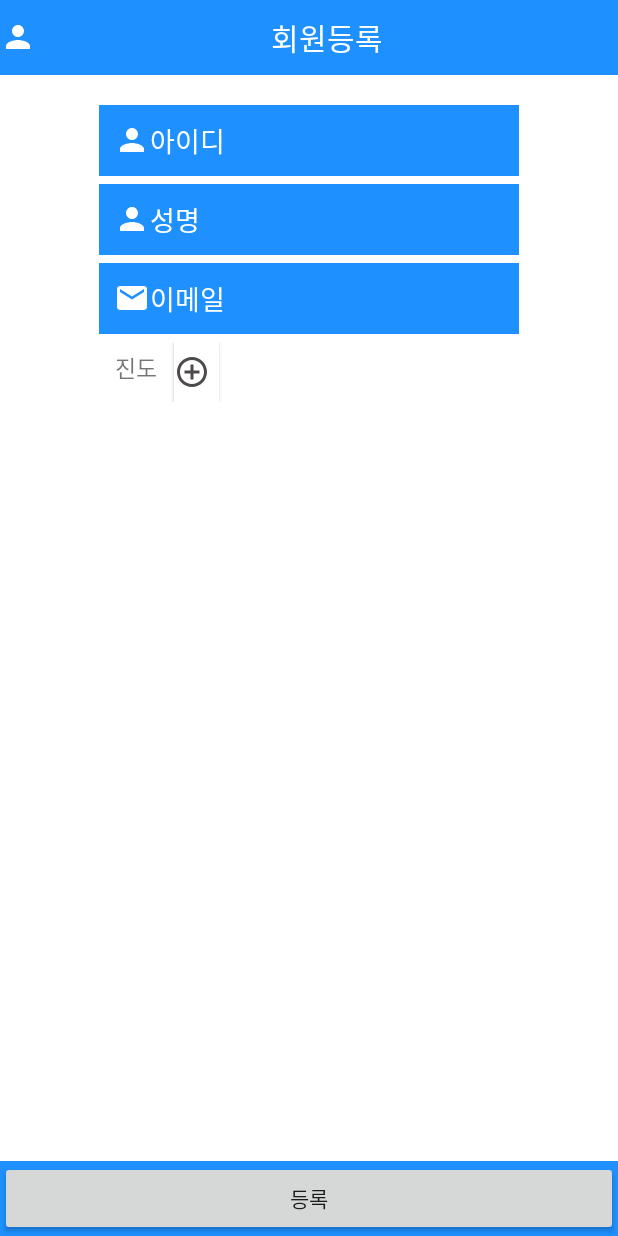
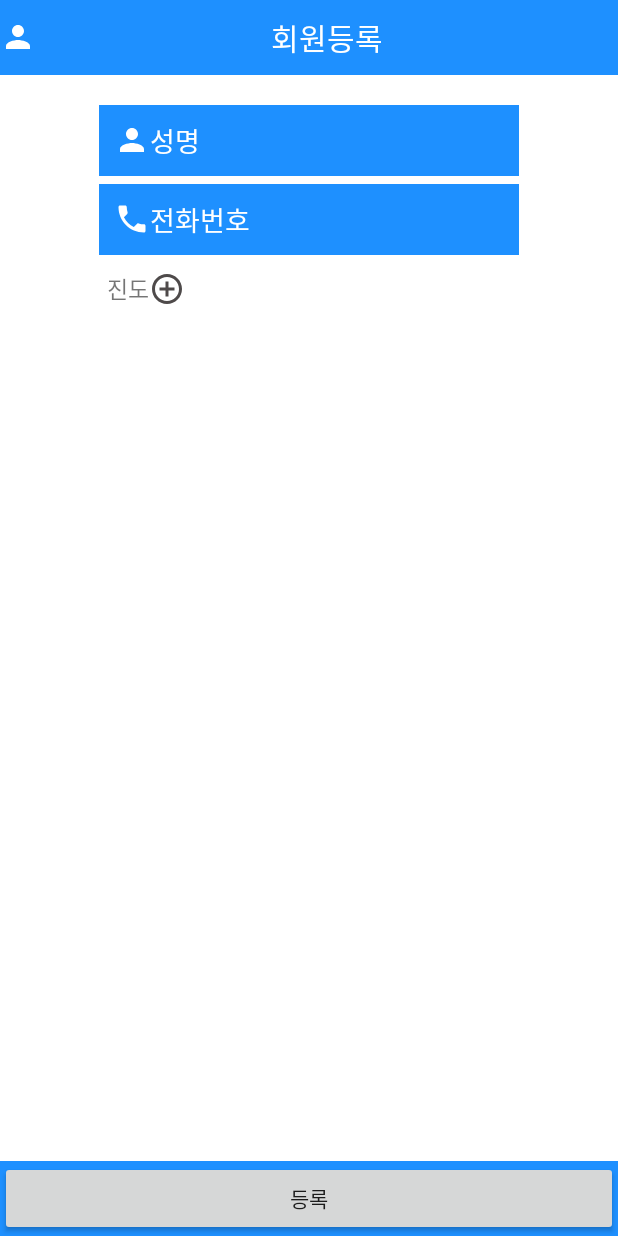
Before and after one commit to bluesky0960/mobile_project, an Android app: the RegisterActivity screen opened directly, with no data from a screen before it, on a phone screen of 412 x 824 dp. Run offline under Robolectric (Android 15) with nearby library versions, the phone set to English and light mode, and no system bars; our stand-ins replace Firebase (no records; nobody signed in at launch, a user with empty details on screens opened directly).

Commit message:
회원등록창 수업목록 동적으로 늘리기추가

```diff
--- /dev/null
+++ b/MMA_ver1/app/src/main/res/drawable/ic_phone_black_24dp.xml
@@ -0,0 +1,5 @@
+<vector android:height="24dp" android:tint="#FFFFFF"
+    android:viewportHeight="24.0" android:viewportWidth="24.0"
+    android:width="24dp" xmlns:android="http://schemas.android.com/apk/res/android">
+    <path android:fillColor="#FF000000" android:pathData="M6.62,10.79c1.44,2.83 3.76,5.14 6.59,6.59l2.2,-2.2c0.27,-0.27 0.67,-0.36 1.02,-0.24 1.12,0.37 2.33,0.57 3.57,0.57 0.55,0 1,0.45 1,1V20c0,0.55 -0.45,1 -1,1 -9.39,0 -17,-7.61 -17,-17 0,-0.55 0.45,-1 1,-1h3.5c0.55,0 1,0.45 1,1 0,1.25 0.2,2.45 0.57,3.57 0.11,0.35 0.03,0.74 -0.25,1.02l-2.2,2.2z"/>
+</vector>
--- a/MMA_ver1/app/src/main/res/layout/activity_register.xml
+++ b/MMA_ver1/app/src/main/res/layout/activity_register.xml
@@ -35,24 +35,11 @@
 
 
             <EditText
-                android:id="@+id/idId"
+                android:id="@+id/idName"
                 android:layout_width="280dp"
                 android:layout_height="wrap_content"
                 android:layout_gravity="center"
                 android:layout_marginTop="20dp"
-                android:background="@color/colorPrimary"
-                android:drawableStart="@drawable/ic_person_black_24dp"
-                android:hint="아이디"
-                android:padding="10dp"
-                android:textColor="#ffffff"
-                android:textColorHint="#ffffff" />
-
-            <EditText
-                android:id="@+id/idName"
-                android:layout_width="280dp"
-                android:layout_height="wrap_content"
-                android:layout_gravity="center"
-                android:layout_marginTop="5dp"
                 android:background="@color/colorPrimary"
                 android:drawableStart="@drawable/ic_person_black_24dp"
                 android:hint="성명"
@@ -61,14 +48,14 @@
                 android:textColorHint="#ffffff" />
 
             <EditText
-                android:id="@+id/idEmail"
+                android:id="@+id/idPhone"
                 android:layout_width="280dp"
                 android:layout_height="wrap_content"
                 android:layout_gravity="center"
                 android:layout_marginTop="5dp"
                 android:background="@color/colorPrimary"
-                android:drawableStart="@drawable/ic_mail_black_24dp"
-                android:hint="이메일"
+                android:drawableStart="@drawable/ic_phone_black_24dp"
+                android:hint="전화번호"
                 android:padding="10dp"
                 android:textColor="#ffffff"
                 android:textColorHint="#ffffff" />
@@ -81,31 +68,30 @@
                 android:layout_marginTop="5dp">
 
                 <TextView
-                    android:layout_width="50dp"
-                    android:layout_height="40dp"
+                    android:layout_width="wrap_content"
+                    android:layout_height="wrap_content"
                     android:layout_gravity="center"
                     android:text="진도"
                     android:textSize="15dp"
+                    android:drawableRight="@drawable/ic_control_point_black_24dp"
                     android:textAlignment="center"
-                    android:padding="5dp"/>
+                    android:padding="5dp"
+                    android:id="@+id/classBtn"/>
 
-                <Button
-                    android:layout_width="30dp"
-                    android:layout_height="40dp"
-                    android:layout_gravity="center"
-                    android:background="#ffffff"
-                    android:drawableStart="@drawable/ic_control_point_black_24dp"
-                    android:id="@+id/progressBtn"/>
 
+
+            </LinearLayout>
+            <ScrollView
+                android:layout_width="match_parent"
+                android:layout_height="wrap_content">
                 <LinearLayout
                     android:layout_width="match_parent"
-                    android:layout_height="wrap_content">
+                    android:layout_height="wrap_content"
+                    android:orientation="vertical"
+                    android:id="@+id/dynamicArea">
 
                 </LinearLayout>
-
-            </LinearLayout>
-
-
+            </ScrollView>
         </LinearLayout>
 
     </LinearLayout>
```
Also changed, not shown: MMA_ver1/app/src/main/java/com/kmu/mma_ver1/RegisterActivity.java (+80 -19 lines), MMA_ver1/app/src/main/java/com/kmu/mma_ver1/models/Member.java (+14 -6 lines).
